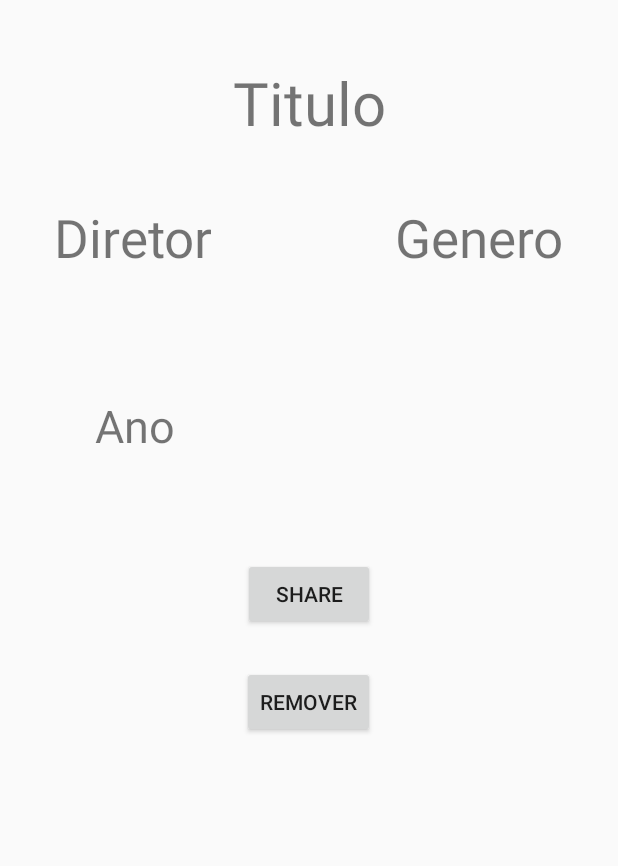
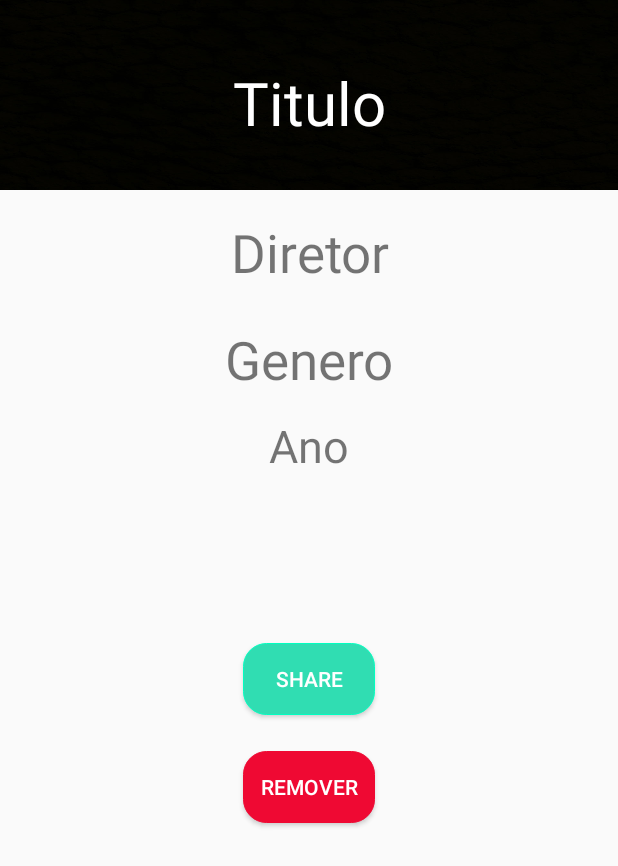
Before and after one commit to mtgo007/TP-01, an Android app: the details screen opened directly, with no data from a screen before it, on a phone screen of 412 x 824 dp. Shown: the top 866 px of the screen. Run offline under Robolectric (Android 15) with nearby library versions, the phone set to English and light mode, and no system bars; our stand-ins replace Firebase (no records; nobody signed in at launch, a user with empty details on screens opened directly); 12 statements that could not run were skipped.

Commit message:
The last commit

```diff
--- a/app/src/main/java/com/mtgo007/movies/AddFilme.java
+++ b/app/src/main/java/com/mtgo007/movies/AddFilme.java
@@ -27,6 +27,12 @@ public class AddFilme extends AppCompatActivity {
     protected void onCreate(Bundle savedInstanceState) {
         super.onCreate(savedInstanceState);
         setContentView(R.layout.activity_add_filme);
+
+        //Dados fonte
+
+//        titulo = (TextView)findViewById(R.id.adicionar_titulo);
+//        Typeface myCustomFont=Typeface.createFromAsset(getAssets(),"fonts/pacifico.ttf.ttf");
+//        titulo.setTypeface(myCustomFont);
 
         //Dados do Bundle
         Bundle args = this.getIntent().getExtras();
--- /dev/null
+++ b/app/src/main/res/drawable/delete_button.xml
@@ -0,0 +1,32 @@
+<?xml version="1.0" encoding="utf-8"?>
+<selector xmlns:android="http://schemas.android.com/apk/res/android">
+
+<item android:state_pressed="false" android:state_focused="false">
+    <shape>
+        <solid android:color="#ef0933"/>
+        <stroke
+            android:width="0.1dp"
+            android:color="#ef0933"/>
+        <corners android:radius="15dp"/>
+    </shape>
+</item>
+
+    <item android:state_pressed="true" android:state_focused="true">
+        <shape>
+            <solid android:color="#ef0933"/>
+            <stroke
+                android:width="0.1dp"
+                android:color="#ef0933"/>
+            <corners android:radius="15dp"/>
+        </shape>
+    </item>
+    <item android:state_pressed="true" android:state_focused="false">
+        <shape>
+            <solid android:color="#ef0933"/>
+            <stroke
+                android:width="0.1dp"
+                android:color="#ef0933"/>
+            <corners android:radius="15dp"/>
+        </shape>
+    </item>
+</selector>
--- a/app/src/main/res/layout/activity_add_filme.xml
+++ b/app/src/main/res/layout/activity_add_filme.xml
@@ -8,33 +8,20 @@
     android:background="#000">
 
 
-    <!--</TableRow>-->
-    <!--<TableRow android:gravity="center"-->
-        <!--android:layout_marginTop="5dp">-->
-        <!--<TextView-->
-            <!--android:id="@+id/textView6"-->
-            <!--android:layout_width="match_parent"-->
-            <!--android:layout_height="wrap_content"-->
-            <!--android:text="Faixa Etária"-->
-            <!--/>-->
 
-        <!--<Spinner-->
-            <!--android:id="@+id/faixaEtaria"-->
-            <!--android:layout_width="fill_parent"-->
-            <!--android:layout_height="wrap_content" />-->
+    <TextView
+        android:id="@+id/adicionar_titulo"
+        android:layout_width="match_parent"
+        android:layout_height="100dp"
+        android:scaleType="fitCenter"
+        android:layout_marginBottom="30dp"
+        android:layout_marginLeft="35dp"
+        android:text="Adicionar Filme"
+        android:textColor="#fff"
+        android:textSize="45sp"
+        android:layout_marginTop="70dp"
 
-    <!--<TextView-->
-        <!--android:id="@+id/adicionar_titulo"-->
-        <!--android:layout_width="match_parent"-->
-        <!--android:layout_height="100dp"-->
-        <!--android:scaleType="fitCenter"-->
-        <!--android:layout_marginBottom="30dp"-->
-        <!--android:layout_marginLeft="35dp"-->
-        <!--android:text="Adicionar Filme"-->
-        <!--android:textColor="#000"-->
-        <!--android:textSize="45sp"-->
-        <!--android:layout_marginTop="50dp"-->
-        <!--/>-->
+        />
 
 
     <ImageView
--- a/app/src/main/res/layout/activity_cadastar.xml
+++ b/app/src/main/res/layout/activity_cadastar.xml
@@ -9,15 +9,29 @@
     >
 
 
-    <ImageView
+    <TextView
         android:layout_width="match_parent"
         android:layout_height="100dp"
-        android:id="@+id/Logo"
-        android:src="@drawable/cadastrarlogo"
         android:scaleType="fitCenter"
         android:layout_marginBottom="30dp"
-        android:layout_marginLeft="30dp"
+        android:layout_marginLeft="120dp"
+        android:text="Cadastro"
+        android:textColor="#fff"
+        android:textSize="45sp"
+        android:layout_marginTop="50dp"
+
         />
+
+
+    <!--<ImageView-->
+        <!--android:layout_width="match_parent"-->
+        <!--android:layout_height="100dp"-->
+        <!--android:id="@+id/Logo"-->
+        <!--android:src="@drawable/cadastrarlogo"-->
+        <!--android:scaleType="fitCenter"-->
+        <!--android:layout_marginBottom="30dp"-->
+        <!--android:layout_marginLeft="30dp"-->
+        <!--/>-->
 
 
     <ImageView
@@ -44,7 +58,7 @@
         <AutoCompleteTextView
             android:layout_width="match_parent"
             android:layout_height="40dp"
-            android:hint="Usuário :"
+            android:hint="Usuário "
             android:background="@drawable/rounded_white"
             android:layout_marginTop="200dp"
             android:layout_marginStart="15dp"
@@ -58,7 +72,7 @@
         <AutoCompleteTextView
             android:layout_width="match_parent"
             android:layout_height="40dp"
-            android:hint="Senha :"
+            android:hint="Senha "
             android:background="@drawable/rounded_white"
             android:layout_marginStart="15dp"
             android:layout_marginEnd="15dp"
@@ -73,7 +87,7 @@
         <AutoCompleteTextView
             android:layout_width="match_parent"
             android:layout_height="40dp"
-            android:hint="Confirmar Senha :"
+            android:hint="Confirmar Senha "
             android:background="@drawable/rounded_white"
             android:layout_marginStart="15dp"
             android:layout_marginEnd="15dp"
--- a/app/src/main/res/layout/activity_details.xml
+++ b/app/src/main/res/layout/activity_details.xml
@@ -5,6 +5,14 @@
     android:layout_width="match_parent"
     android:layout_height="match_parent"
     tools:context="com.mtgo007.movies.details">
+
+    <ImageView
+        android:layout_width="wrap_content"
+        android:layout_height="wrap_content"
+        android:layout_alignBottom="@+id/detalhe_diretor"
+        android:layout_alignParentStart="true"
+        android:layout_marginBottom="65dp"
+        android:background="@drawable/black" />
 
     <TextView
         android:id="@+id/detalhe_titulo"
@@ -14,68 +22,72 @@
         android:layout_centerHorizontal="true"
         android:layout_marginTop="41dp"
         android:textSize="40dp"
+        android:textColor="#fff"
         android:textAlignment="center"
         android:text="Titulo" />
 
     <TextView
         android:id="@+id/detalhe_diretor"
-        android:layout_width="wrap_content"
+        android:layout_width="match_parent"
         android:layout_height="wrap_content"
         android:layout_alignParentStart="true"
         android:layout_below="@+id/detalhe_titulo"
-        android:layout_marginStart="35dp"
-        android:layout_marginTop="39dp"
+        android:layout_marginTop="49dp"
         android:text="Diretor"
         android:textAlignment="center"
         android:textSize="35dp" />
 
     <TextView
         android:id="@+id/detalhe_genero"
-        android:layout_width="wrap_content"
+        android:layout_width="match_parent"
         android:layout_height="wrap_content"
-        android:layout_above="@+id/detalhe_ano"
-        android:layout_alignParentEnd="true"
-        android:layout_marginEnd="36dp"
+        android:layout_below="@+id/detalhe_diretor"
+        android:layout_centerHorizontal="true"
+        android:layout_marginTop="24dp"
         android:text="Genero"
         android:textAlignment="center"
         android:textSize="35dp" />
 
+
     <TextView
         android:id="@+id/detalhe_ano"
-        android:layout_width="wrap_content"
+        android:layout_width="match_parent"
         android:layout_height="wrap_content"
-        android:layout_alignEnd="@+id/detalhe_diretor"
-        android:layout_below="@+id/detalhe_diretor"
-        android:layout_marginEnd="24dp"
-        android:layout_marginTop="81dp"
+        android:layout_alignParentStart="true"
+        android:layout_below="@+id/detalhe_genero"
+        android:layout_marginTop="13dp"
         android:text="Ano"
         android:textAlignment="center"
         android:textSize="30dp" />
 
     <ImageView
         android:id="@+id/detalhe_faixa"
-        android:layout_width="35dp"
-        android:layout_height="35dp"
-        android:layout_alignBottom="@+id/detalhe_ano"
-        android:layout_alignEnd="@+id/detalhe_genero"
-        android:layout_marginEnd="26dp"
-        />
+        android:layout_width="40dp"
+        android:layout_height="40dp"
+        android:layout_below="@+id/detalhe_ano"
+        android:layout_centerHorizontal="true"
+        android:layout_marginTop="19dp" />
 
     <Button
         android:id="@+id/details_share"
         android:layout_width="wrap_content"
         android:layout_height="wrap_content"
-        android:layout_below="@+id/detalhe_ano"
+        android:layout_below="@+id/detalhe_faixa"
         android:layout_centerHorizontal="true"
-        android:layout_marginTop="68dp"
-        android:text="Share" />
+        android:layout_marginTop="52dp"
+        android:background="@drawable/register_button"
+        android:text="Share"
+        android:textColor="#fff" />
 
     <Button
         android:id="@+id/details_remove"
         android:layout_width="wrap_content"
         android:layout_height="wrap_content"
         android:layout_alignEnd="@+id/details_share"
+        android:background="@drawable/delete_button"
         android:layout_below="@+id/details_share"
         android:layout_marginTop="24dp"
+        android:textColor="#fff"
         android:text="Remover" />
+
 </RelativeLayout>
--- /dev/null
+++ b/app/src/main/res/values/delete_button.xml
@@ -0,0 +1,2 @@
+<?xml version="1.0" encoding="utf-8"?>
+<resources></resources>
```
Also changed, not shown: app/src/main/java/com/mtgo007/movies/Cadastar.java (+12 -0 lines), app/src/main/assets/fonts/cantate_beveled.ttf (deleted), app/src/main/assets/fonts/hungergames.ttf (deleted), app/src/main/assets/fonts/pacifico.ttf (added), app/src/main/assets/fonts/propagan.ttf (deleted), app/src/main/res/drawable/addlogo.png, app/src/main/res/drawable/black.jpg (added), app/src/main/res/drawable/cadastrarlogo.png, 1 other file.
